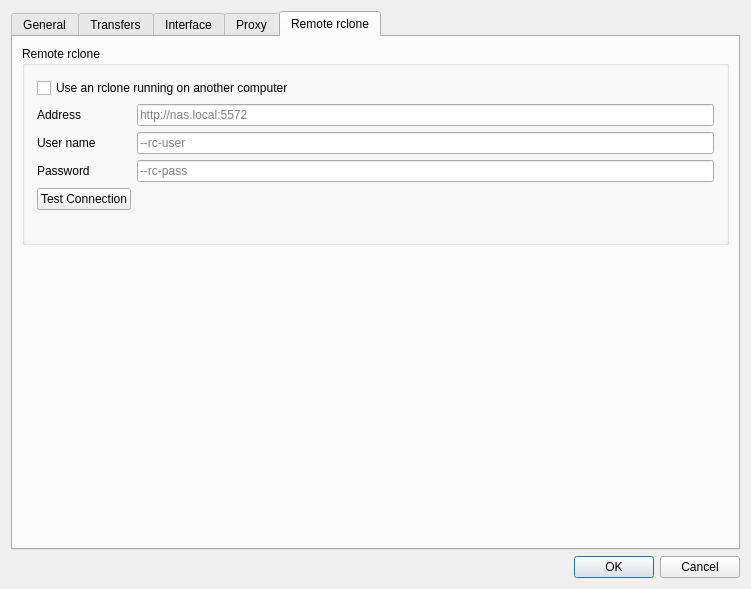
Above: src/preferences_dialog.ui from SysAdminDoc/RcloneBrowserNG before the change. Below: the same form after it.
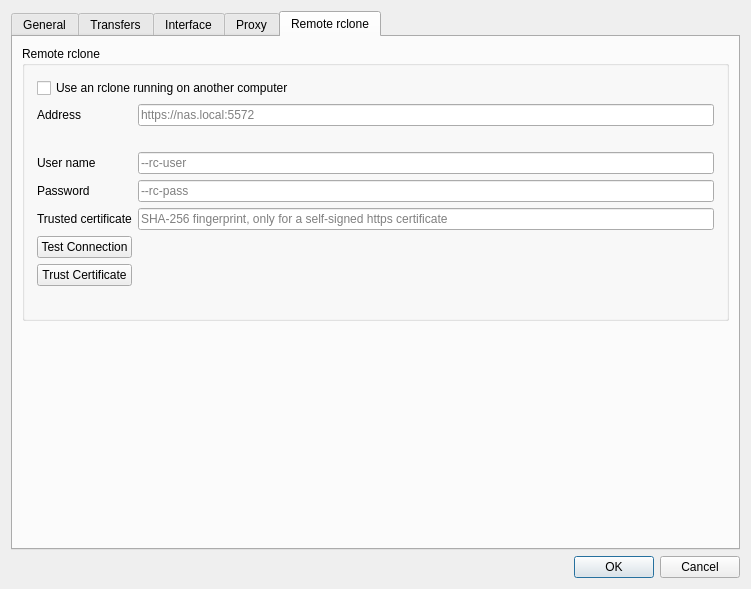
That is the form after the change. The open tabs and pages were chosen to show the change.

Commit message: feat: pin a remote rclone's TLS certificate and flag plain http

Patch:
```diff
--- a/src/preferences_dialog.ui
+++ b/src/preferences_dialog.ui
@@ -914,11 +914,21 @@
           <item row="1" column="1">
            <widget class="QLineEdit" name="remoteDaemonUrl">
             <property name="placeholderText">
-             <string>http://nas.local:5572</string>
+             <string>https://nas.local:5572</string>
             </property>
            </widget>
           </item>
-          <item row="2" column="0">
+          <item row="2" column="1">
+           <widget class="QLabel" name="remoteDaemonWarning">
+            <property name="wordWrap">
+             <bool>true</bool>
+            </property>
+            <property name="textInteractionFlags">
+             <set>Qt::TextSelectableByMouse</set>
+            </property>
+           </widget>
+          </item>
+          <item row="3" column="0">
            <widget class="QLabel" name="remoteDaemonUserLabel">
             <property name="text">
              <string>User name</string>
@@ -928,14 +938,14 @@
             </property>
            </widget>
           </item>
-          <item row="2" column="1">
+          <item row="3" column="1">
            <widget class="QLineEdit" name="remoteDaemonUser">
             <property name="placeholderText">
              <string>--rc-user</string>
             </property>
            </widget>
           </item>
-          <item row="3" column="0">
+          <item row="4" column="0">
            <widget class="QLabel" name="remoteDaemonPasswordLabel">
             <property name="text">
              <string>Password</string>
@@ -945,7 +955,7 @@
             </property>
            </widget>
           </item>
-          <item row="3" column="1">
+          <item row="4" column="1">
            <widget class="QLineEdit" name="remoteDaemonPassword">
             <property name="placeholderText">
              <string>--rc-pass</string>
@@ -955,14 +965,31 @@
             </property>
            </widget>
           </item>
-          <item row="4" column="0">
+          <item row="5" column="0">
+           <widget class="QLabel" name="remoteDaemonCertificateLabel">
+            <property name="text">
+             <string>Trusted certificate</string>
+            </property>
+            <property name="buddy">
+             <cstring>remoteDaemonCertificate</cstring>
+            </property>
+           </widget>
+          </item>
+          <item row="5" column="1">
+           <widget class="QLineEdit" name="remoteDaemonCertificate">
+            <property name="placeholderText">
+             <string>SHA-256 fingerprint, only for a self-signed https certificate</string>
+            </property>
+           </widget>
+          </item>
+          <item row="6" column="0">
            <widget class="QPushButton" name="remoteDaemonTest">
             <property name="text">
              <string>Test Connection</string>
             </property>
            </widget>
           </item>
-          <item row="4" column="1">
+          <item row="6" column="1">
            <widget class="QLabel" name="remoteDaemonStatus">
             <property name="wordWrap">
              <bool>true</bool>
@@ -972,7 +999,14 @@
             </property>
            </widget>
           </item>
-          <item row="5" column="0" colspan="2">
+          <item row="7" column="0">
+           <widget class="QPushButton" name="remoteDaemonTrust">
+            <property name="text">
+             <string>Trust Certificate</string>
+            </property>
+           </widget>
+          </item>
+          <item row="8" column="0" colspan="2">
            <widget class="QLabel" name="remoteDaemonInfo">
             <property name="wordWrap">
              <bool>true</bool>
```
Left out of the diff: 2 changed lines with no effect on the pictures. The commit also changes 18 other files.
